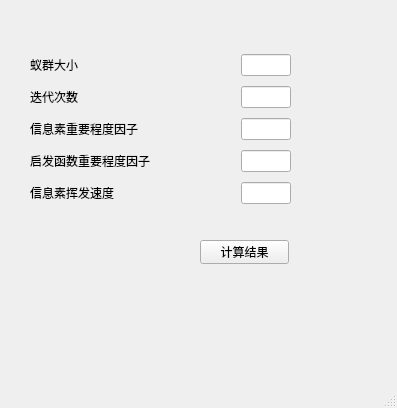
The window that mainwindow.ui (HK560/TSPwithACO) describes before a commit, drawn with Qt 5.
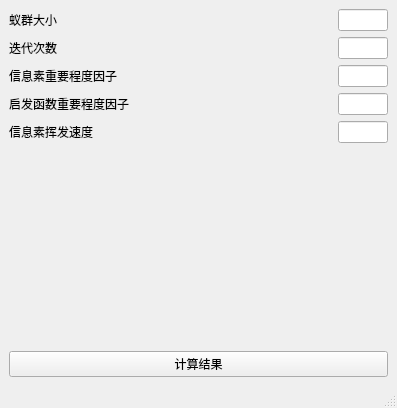
The same window after the commit.

The edit to the form file:
```diff
--- a/mainwindow.ui
+++ b/mainwindow.ui
@@ -14,28 +14,10 @@
    <string>MainWindow</string>
   </property>
   <widget class="QWidget" name="centralwidget">
-   <widget class="QPushButton" name="ResultBtn">
-    <property name="geometry">
-     <rect>
-      <x>200</x>
-      <y>240</y>
-      <width>89</width>
-      <height>24</height>
-     </rect>
-    </property>
-    <property name="text">
-     <string>计算结果</string>
-    </property>
-   </widget>
-   <widget class="QWidget" name="layoutWidget">
-    <property name="geometry">
-     <rect>
-      <x>30</x>
-      <y>50</y>
-      <width>261</width>
-      <height>162</height>
-     </rect>
-    </property>
+   <layout class="QVBoxLayout" name="verticalLayout_4">
+    <item>
+     <layout class="QVBoxLayout" name="verticalLayout_3">
+      <item>
     <layout class="QVBoxLayout" name="verticalLayout">
      <item>
       <layout class="QHBoxLayout" name="horizontalLayout">
@@ -208,7 +190,44 @@
       </layout>
      </item>
     </layout>
-   </widget>
+      </item>
+      <item>
+       <layout class="QVBoxLayout" name="verticalLayout_2">
+        <item>
+         <widget class="QLabel" name="outputLabel">
+          <property name="minimumSize">
+           <size>
+            <width>0</width>
+            <height>99</height>
+           </size>
+          </property>
+          <property name="text">
+           <string/>
+          </property>
+          <property name="wordWrap">
+           <bool>true</bool>
+          </property>
+         </widget>
+        </item>
+        <item>
+         <widget class="QLabel" name="pathLengthLabel">
+          <property name="text">
+           <string/>
+          </property>
+         </widget>
+        </item>
+       </layout>
+      </item>
+      <item>
+       <widget class="QPushButton" name="ResultBtn">
+        <property name="text">
+         <string>计算结果</string>
+        </property>
+       </widget>
+      </item>
+     </layout>
+    </item>
+   </layout>
   </widget>
   <widget class="QMenuBar" name="menubar">
    <property name="geometry">
```
Lines whose indentation alone changed are shown as unchanged.
